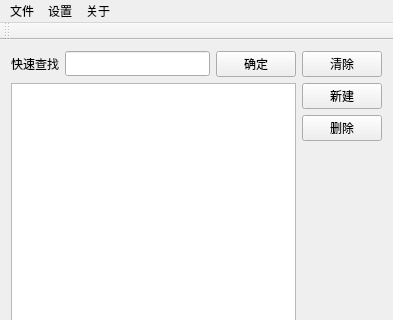
Before: the Qt Designer form mainwindow.ui in zhouziqunzzq/qt-address-book, drawn with Qt 5; both pictures show x 0 to 393 and y 0 to 320 of the 393 by 532 pixel window.
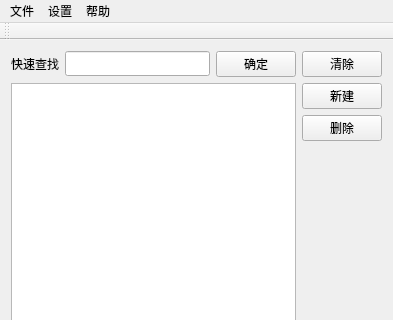
After: the same form once the commit is applied.

The edit to the form file:
```diff
--- a/mainwindow.ui
+++ b/mainwindow.ui
@@ -149,7 +149,7 @@
    </widget>
    <widget class="QMenu" name="menu_3">
     <property name="title">
-     <string>关于</string>
+     <string>帮助</string>
     </property>
    </widget>
    <addaction name="menu"/>
```
Left out of the diff: 37 changed lines with no effect on the pictures.
